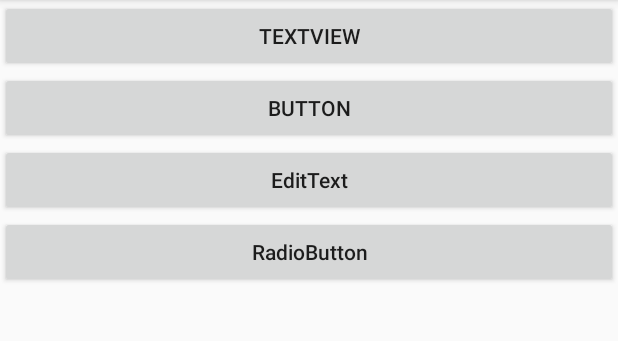
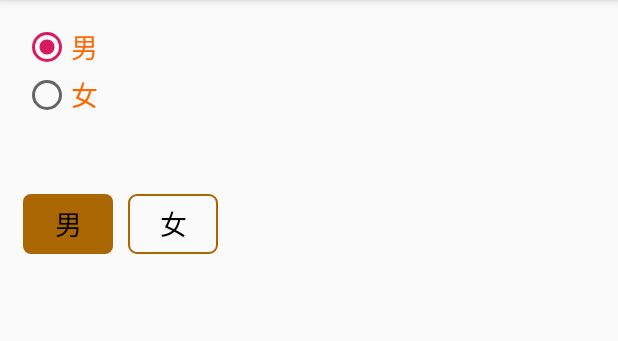
Before and after one commit to wangyu32/androidHelloWorld, an Android app: the screen it shows after launch (MainActivity before the commit, RadioButtonActivity after it), after a tap on "RadioButton", on a phone screen of 412 x 824 dp, the part 84-425 px from its top. Run offline under Robolectric (Android 15) with nearby library versions, the light colour scheme and no system bars.

Commit message:
editText,   RadioButton

```diff
--- a/app/src/main/AndroidManifest.xml
+++ b/app/src/main/AndroidManifest.xml
@@ -19,8 +19,9 @@
         <activity android:name=".TestViewActivity" />
         <activity android:name=".ButtonActivity" />
         <activity android:name=".EditTextActivity" />
+        <activity android:name=".RadioButtonActivity" />
         <!--
-        <activity android:name=".RadioButtonActivity" />
+
         -->
     </application>
 
--- a/app/src/main/java/demo/com/wangyu/helloworld/EditTextActivity.java
+++ b/app/src/main/java/demo/com/wangyu/helloworld/EditTextActivity.java
@@ -26,7 +26,7 @@ public class EditTextActivity extends AppCompatActivity {
             @Override
             public void onClick(View v) {
                 //跳转到button
-                Toast.makeText(EditTextActivity.this, "登录成功了", Toast.LENGTH_SHORT).show();
+            Toast.makeText(EditTextActivity.this, "登录成功了", Toast.LENGTH_SHORT).show();
             }
         });
 
--- a/app/src/main/java/demo/com/wangyu/helloworld/RadioButtonActivity.java
+++ b/app/src/main/java/demo/com/wangyu/helloworld/RadioButtonActivity.java
@@ -2,12 +2,25 @@ package demo.com.wangyu.helloworld;
 
 import android.support.v7.app.AppCompatActivity;
 import android.os.Bundle;
+import android.widget.RadioButton;
+import android.widget.RadioGroup;
+import android.widget.Toast;
 
 public class RadioButtonActivity extends AppCompatActivity {
+
+    private RadioGroup mRg1;
 
     @Override
     protected void onCreate(Bundle savedInstanceState) {
         super.onCreate(savedInstanceState);
         setContentView(R.layout.activity_radio_button);
+        mRg1 = (RadioGroup)findViewById(R.id.rg_1);
+        mRg1.setOnCheckedChangeListener(new RadioGroup.OnCheckedChangeListener() {
+            @Override
+            public void onCheckedChanged(RadioGroup group, int checkedId) {
+                RadioButton radioButton = (RadioButton) group.findViewById(checkedId);
+            }
+        });
+
     }
 }
--- /dev/null
+++ b/app/src/main/res/drawable/selector_orange.xml
@@ -0,0 +1,17 @@
+<?xml version="1.0" encoding="utf-8"?>
+<selector xmlns:android="http://schemas.android.com/apk/res/android">
+
+    <item android:state_checked="true">
+        <shape>
+            <solid android:color="#aa6600"></solid>
+            <corners android:radius="5dp"></corners>
+        </shape>
+    </item>
+    <item android:state_checked="false">
+        <shape>
+            <stroke android:width="1dp" android:color="#aa6600" />
+            <corners android:radius="5dp"></corners>
+        </shape>
+    </item>
+
+</selector>
--- a/app/src/main/res/layout/activity_radio_button.xml
+++ b/app/src/main/res/layout/activity_radio_button.xml
@@ -14,7 +14,6 @@
         android:layout_height="wrap_content"
         android:orientation="vertical"
         >
-
         <RadioButton
             android:id="@+id/rb_1"
             android:layout_width="wrap_content"
@@ -22,6 +21,7 @@
             android:text="男"
             android:textSize="18sp"
             android:textColor="#ff6600"
+            android:checked="true"
             />
         <RadioButton
             android:id="@+id/rb_2"
@@ -32,20 +32,39 @@
             android:textColor="#ff6600"
             />
     </RadioGroup>
+
+    <RadioGroup
+        android:id="@+id/rg_2"
+        android:layout_width="wrap_content"
+        android:layout_height="wrap_content"
+        android:orientation="horizontal"
+        android:layout_below="@id/rg_1"
+        android:layout_marginTop="50dp"
+        >
         <RadioButton
             android:id="@+id/rb_3"
-        android:layout_width="wrap_content"
-        android:layout_height="wrap_content"
+            android:layout_width="60dp"
+            android:layout_height="40dp"
+            android:gravity="center"
             android:text="男"
             android:textSize="18sp"
-        android:textColor="#ff6600"
+            android:textColor="#000"
+            android:checked="true"
+            android:button="@null"
+            android:background="@drawable/selector_orange"
             />
         <RadioButton
             android:id="@+id/rb_4"
-        android:layout_width="wrap_content"
-        android:layout_height="wrap_content"
+            android:layout_width="60dp"
+            android:layout_height="40dp"
+            android:gravity="center"
             android:text="女"
             android:textSize="18sp"
-        android:textColor="#ff6600"
+            android:textColor="#000"
+            android:button="@null"
+            android:background="@drawable/selector_orange"
+            android:layout_marginLeft="10dp"
             />
+    </RadioGroup>
+
 </RelativeLayout>
```
Lines whose indentation alone changed are shown as unchanged.
